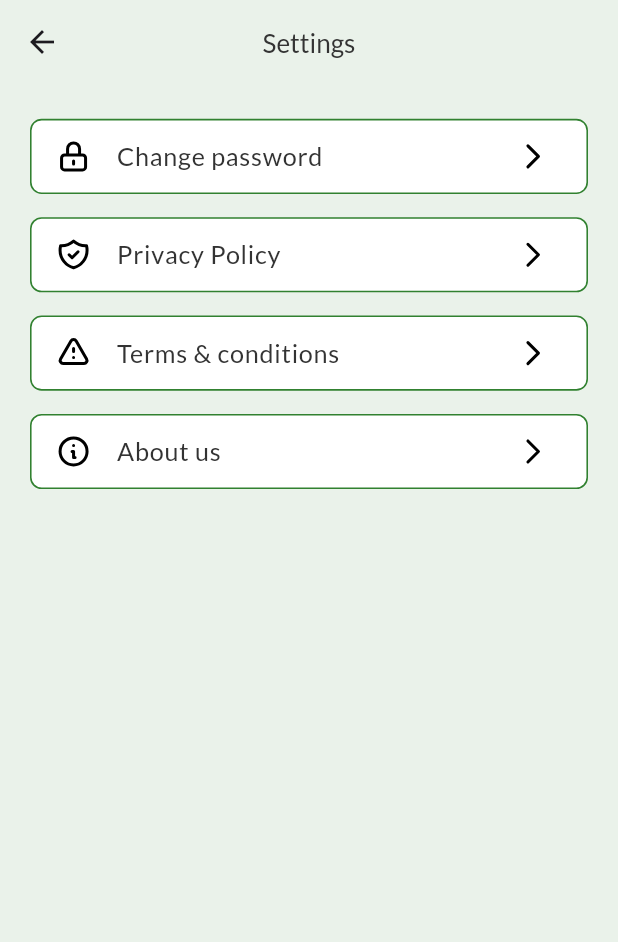
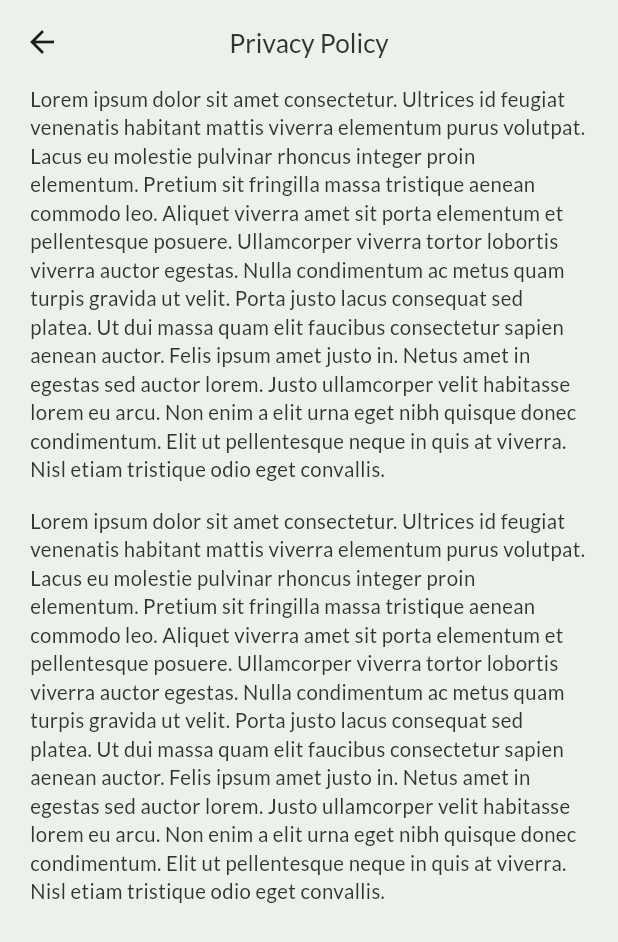
Before and after one commit to mrswapon/Spotlyt-Task, a Flutter app: the screen it shows after launch, after a tap on "Privacy Policy", on a phone screen of 412 x 824 dp. Shown: the top 942 px of the screen. Run offline on Flutter 3.47's test engine with Material 3 defaults, Android fonts, the phone set to English and light mode, and no system bars; our stand-ins replace curved_labeled_navigation_bar, flutter_screenutil, flutter_svg, get, pin_code_fields.

Commit message:
Privacy Policy Screen Done

```diff
--- a/lib/routes/app_routes.dart
+++ b/lib/routes/app_routes.dart
@@ -8,6 +8,7 @@ import '../views/screens/auth/verifyOTPScreen/verify_otp_screen.dart';
 import '../views/screens/bottom_nav_bar/bottom_nav_bar.dart';
 import '../views/screens/services/services_screen.dart';
 import '../views/screens/settings/changePasswordScreen/change_password_screen.dart';
+import '../views/screens/settings/privacyPolicyScreen/privacy_policy_screen.dart';
 import '../views/screens/settings/settingsScreen/setting_screen.dart';
 
 class AppRoutes {
@@ -21,6 +22,7 @@ class AppRoutes {
   static const String resetPasswordScreen = "/reset_password_screen.dart";
   static const String settingsScreen = "/settings_screen.dart";
   static const String changePasswordScreen = "/change_password_screen.dart";
+  static const String privacyPolicyScreen = "/privacy_policy_screen.dart";
 
   static List<GetPage> get routes => [
         GetPage(name: selectroleScreen, page: () => SelectroleScreen()),
@@ -33,5 +35,6 @@ class AppRoutes {
         GetPage(name: resetPasswordScreen, page: () => ResetPasswordScreen()),
         GetPage(name: settingsScreen, page: () => SettingsScreen()),
         GetPage(name: changePasswordScreen, page: () => ChangePasswordScreen()),
+        GetPage(name: privacyPolicyScreen, page: () => PrivacyPolicyScreen()),
       ];
 }
--- /dev/null
+++ b/lib/views/screens/settings/privacyPolicyScreen/privacy_policy_screen.dart
@@ -0,0 +1,53 @@
+import 'package:flutter/material.dart';
+import 'package:flutter_screenutil/flutter_screenutil.dart';
+import '../../../../utils/app_dimentions.dart';
+import '../../../../utils/app_strings.dart';
+import '../../../widgets/custom_text.dart';
+
+class PrivacyPolicyScreen extends StatelessWidget {
+  const PrivacyPolicyScreen({super.key});
+
+  @override
+  Widget build(BuildContext context) {
+    return Scaffold(
+      resizeToAvoidBottomInset: false,
+      extendBody: true,
+      //===========================================> AppBar Section <=============================================
+      appBar: AppBar(
+        title: CustomText(
+          text: AppString.privacyPolicy,
+          fontsize: 18.h,
+          fontWeight: FontWeight.w500,
+        ),
+        centerTitle: true,
+      ),
+      body: SingleChildScrollView(
+        child: Padding(
+          padding: const EdgeInsets.symmetric(
+              horizontal: Dimensions.paddingSizeLarge),
+          child: Column(
+            children: [
+              //===========================================> Text Section <=============================================
+              CustomText(
+                textAlign: TextAlign.start,
+                text:
+                    'Lorem ipsum dolor sit amet consectetur. Ultrices id feugiat venenatis habitant mattis viverra elementum purus volutpat. Lacus eu molestie pulvinar rhoncus integer proin elementum. Pretium sit fringilla massa tristique aenean commodo leo. Aliquet viverra amet sit porta elementum et pellentesque posuere. Ullamcorper viverra tortor lobortis viverra auctor egestas. Nulla condimentum ac metus quam turpis gravida ut velit. Porta justo lacus consequat sed platea. Ut dui massa quam elit faucibus consectetur sapien aenean auctor. Felis ipsum amet justo in. Netus amet in egestas sed auctor lorem. Justo ullamcorper velit habitasse lorem eu arcu. Non enim a elit urna eget nibh quisque donec condimentum. Elit ut pellentesque neque in quis at viverra. Nisl etiam tristique odio eget convallis.',
+                fontsize: 14.h,
+                maxline: 30,
+              ),
+              SizedBox(height: 16.h),
+              //===========================================> Text Section <=============================================
+              CustomText(
+                textAlign: TextAlign.start,
+                text:
+                    'Lorem ipsum dolor sit amet consectetur. Ultrices id feugiat venenatis habitant mattis viverra elementum purus volutpat. Lacus eu molestie pulvinar rhoncus integer proin elementum. Pretium sit fringilla massa tristique aenean commodo leo. Aliquet viverra amet sit porta elementum et pellentesque posuere. Ullamcorper viverra tortor lobortis viverra auctor egestas. Nulla condimentum ac metus quam turpis gravida ut velit. Porta justo lacus consequat sed platea. Ut dui massa quam elit faucibus consectetur sapien aenean auctor. Felis ipsum amet justo in. Netus amet in egestas sed auctor lorem. Justo ullamcorper velit habitasse lorem eu arcu. Non enim a elit urna eget nibh quisque donec condimentum. Elit ut pellentesque neque in quis at viverra. Nisl etiam tristique odio eget convallis.',
+                fontsize: 14.h,
+                maxline: 30,
+              ),
+            ],
+          ),
+        ),
+      ),
+    );
+  }
+}
--- a/lib/views/screens/settings/settingsScreen/setting_screen.dart
+++ b/lib/views/screens/settings/settingsScreen/setting_screen.dart
@@ -53,7 +53,7 @@ class SettingsScreen extends StatelessWidget {
 
             GestureDetector(
               onTap: () {
-               // Get.toNamed(AppRoutes.privacypolicyScreen);
+                Get.toNamed(AppRoutes.privacyPolicyScreen);
               },
               child: CustomListTile(
                 title: AppString.privacyPolicy,
```
